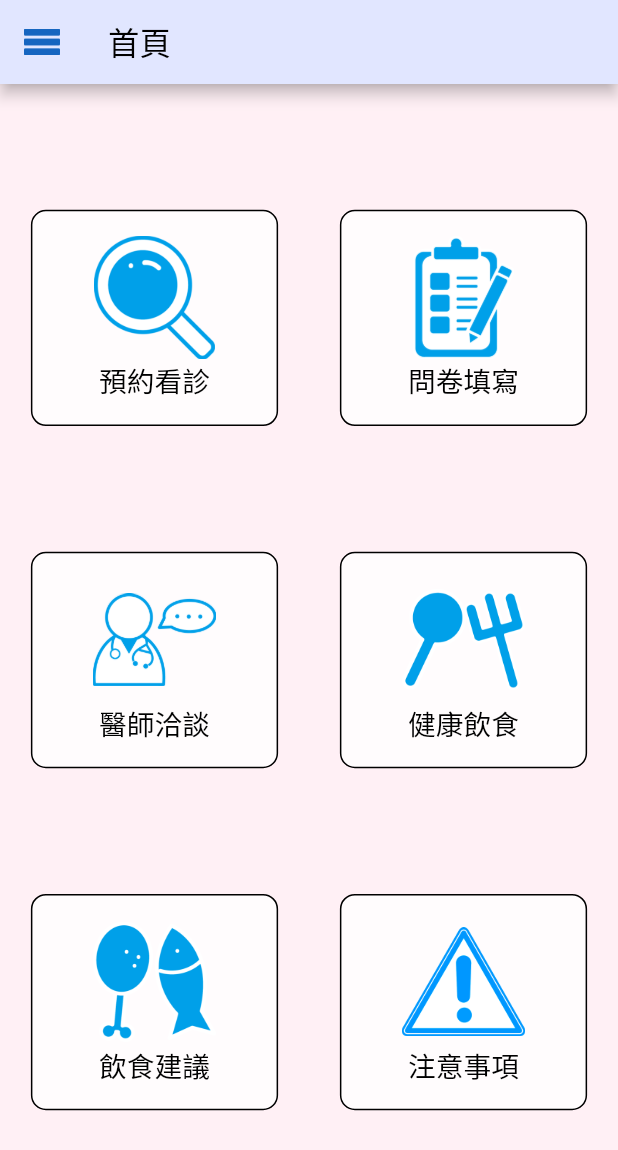
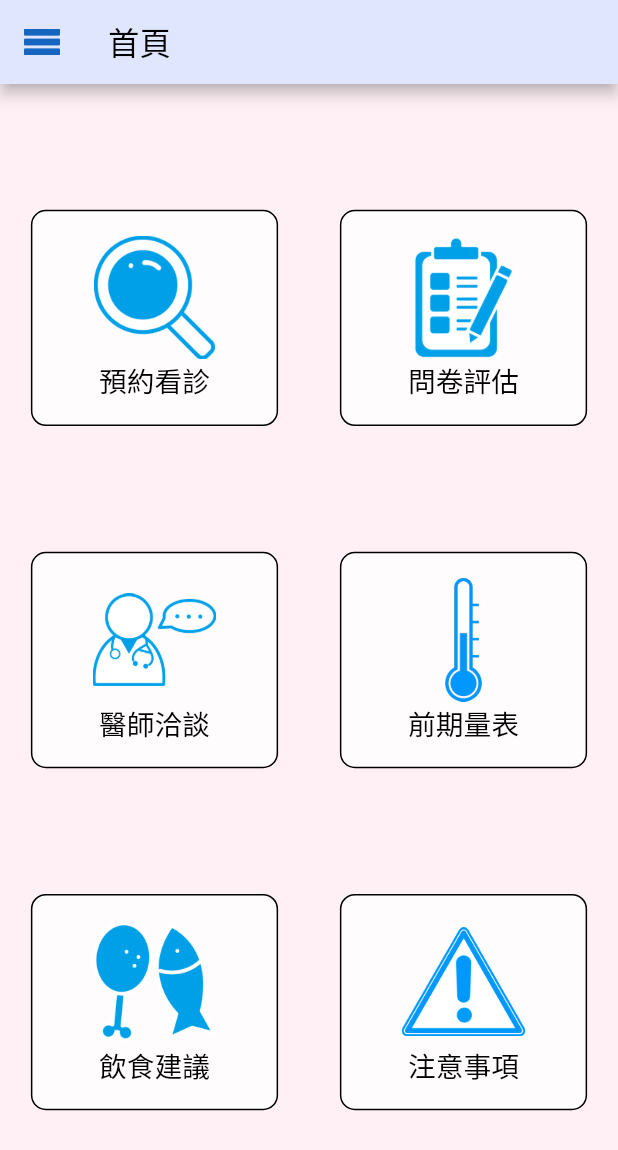
Before and after one commit to JamesLiu26/risk, a Flutter app: the Home screen opened directly, on a phone screen of 412 x 824 dp. Shown: the top 1150 px of the screen. Run offline on Flutter 3.47's test engine with Material 2 defaults, Android fonts, the phone set to English and light mode, and no system bars; our stand-ins replace charts_flutter, percent_indicator; missing offline and left inert: flutter_inappwebview, tflite_flutter.

Commit message:
21/10/08 上傳圖片 & 首頁功能修改

```diff
--- a/lib/BottomNavigationBar/home.dart
+++ b/lib/BottomNavigationBar/home.dart
@@ -16,14 +16,33 @@ void main() {
   ));
 }
 
-class Home extends StatefulWidget {
-  @override
-  HomeState createState() => HomeState();
-}
-
-class HomeState extends State<Home> {
+class Home extends StatelessWidget {
   @override
   Widget build(BuildContext context) {
+    GestureDetector homeRoute(String text, String imageAsset, Widget route) {
+      double size = MediaQuery.of(context).size.width;
+      return GestureDetector(
+        child: Stack(alignment: AlignmentDirectional.center, children: [
+          Container(
+              height: size * 0.35,
+              width: size * 0.4,
+              decoration: BoxDecoration(
+                  color: Color(0xCFFFFFFF),
+                  borderRadius: BorderRadius.circular(10),
+                  border: Border.all(color: Colors.black))),
+          Column(children: [
+            Image.asset(imageAsset, height: size * 0.2, width: size * 0.2),
+            Text(text,
+                style: TextStyle(color: Colors.black, fontSize: size * 0.045))
+          ])
+        ]),
+        onTap: () {
+          Navigator.push(
+              context, MaterialPageRoute(builder: (context) => route));
+        },
+      );
+    }
+
     return Scaffold(
         drawer: menu(context),
         appBar: appBar("首頁", menuButton()),
@@ -36,13 +55,13 @@ class HomeState extends State<Home> {
                     mainAxisAlignment: MainAxisAlignment.spaceAround,
                     children: [
                       homeRoute("預約看診", "images/放大.png", Appointment()),
-                      homeRoute("問卷填寫", "images/問卷.png", Question())
+                      homeRoute("問卷評估", "images/問卷.png", Question())
                     ]),
                 Row(
                     mainAxisAlignment: MainAxisAlignment.spaceAround,
                     children: [
                       homeRoute("醫師洽談", "images/醫師談.png", Text("")),
-                      homeRoute("健康飲食", "images/餐具.png", Text(""))
+                      homeRoute("前期量表", "images/量測.png", Text(""))
                     ]),
                 Row(
                     mainAxisAlignment: MainAxisAlignment.spaceAround,
@@ -53,27 +72,4 @@ class HomeState extends State<Home> {
               ]),
         ));
   }
-
-  GestureDetector homeRoute(String text, String imageAsset, Widget route) {
-    double size = MediaQuery.of(context).size.width;
-    return GestureDetector(
-      child: Stack(alignment: AlignmentDirectional.center, children: [
-        Container(
-            height: size * 0.35,
-            width: size * 0.4,
-            decoration: BoxDecoration(
-                color: Color(0xCFFFFFFF),
-                borderRadius: BorderRadius.circular(10),
-                border: Border.all(color: Colors.black))),
-        Column(children: [
-          Image.asset(imageAsset, height: size * 0.2, width: size * 0.2),
-          Text(text,
-              style: TextStyle(color: Colors.black, fontSize: size * 0.045))
-        ])
-      ]),
-      onTap: () {
-        Navigator.push(context, MaterialPageRoute(builder: (context) => route));
-      },
-    );
-  }
 }
```
Also changed, not shown: images/量測.png (added).
